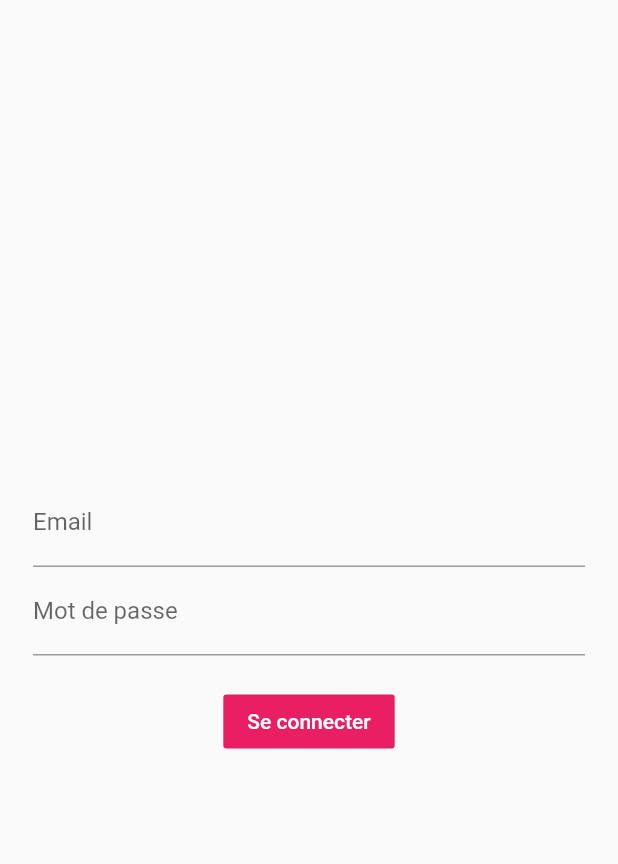
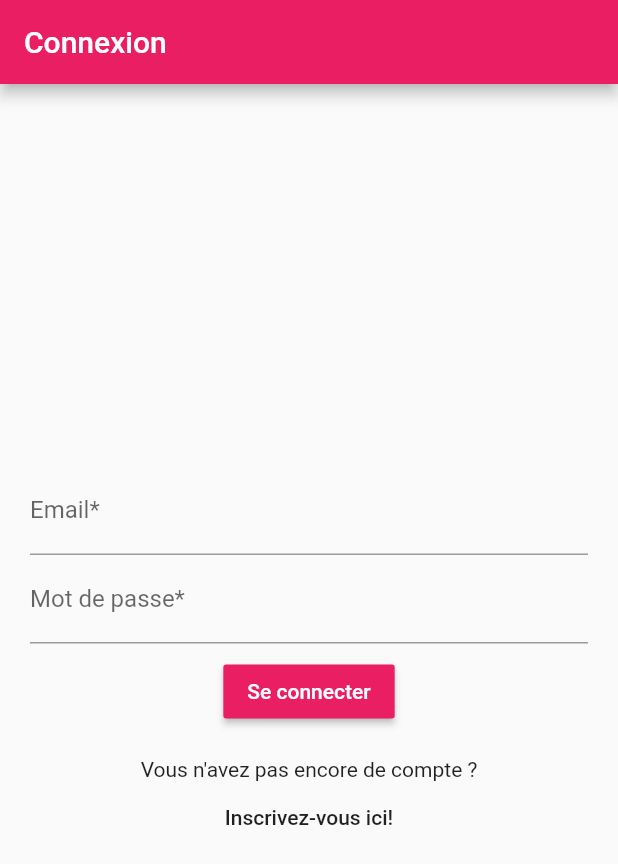
Before and after one commit to Wylarel/WahaApplication, a Flutter app: the screen it shows after launch, on a phone screen of 412 x 824 dp. Shown: the top 864 px of the screen. Run offline on Flutter 3.47's test engine with Material 2 defaults, Android fonts, the phone set to English and light mode, and no system bars; our stand-ins replace cloud_firestore, firebase_auth, fluttertoast, font_awesome_flutter; missing offline and left inert: loading; accounts and stored records are empty.

Commit message:
Login End

```diff
--- a/lib/main.dart
+++ b/lib/main.dart
@@ -1,14 +1,14 @@
-import 'package:firebase_auth/firebase_auth.dart';
-import 'package:waha/module/login/login_view.dart';
+import 'package:flutter/material.dart';
 import 'package:waha/routes/Routes.dart';
-import 'package:flutter/material.dart';
-
-import 'models/user.dart';
+import 'module/auth/register.dart';
+import 'module/auth/splash.dart';
+import 'module/auth/login.dart';
 import 'module/bugreport/bugreport_view.dart';
 import 'module/food/food_view.dart';
 import 'module/news/news_view.dart';
 import 'module/notes/notes_view.dart';
 import 'module/schedule/schedule_view.dart';
+
 
 void main() => runApp(MyApp());
 
@@ -18,33 +18,20 @@ class MyApp extends StatelessWidget {
   Widget build(BuildContext context) {
     return MaterialApp(
         title: 'Waha',
-      theme: new ThemeData(
-          primarySwatch: Colors.pink
+        theme: ThemeData(
+          primarySwatch: Colors.pink,
         ),
-      home: HomePage(),
-      routes:
-      {
+        home: SplashPage(),
+        routes: <String, WidgetBuilder>{
+          Routes.splash: (context) => SplashPage(),
+          Routes.login: (context) => LoginPage(),
+          Routes.register: (context) => RegisterPage(),
           Routes.news: (context) => NewsPage(),
           Routes.schedule: (context) => SchedulePage(),
           Routes.notes: (context) => NotesPage(),
           Routes.editnote: (context) => EditNotePage(),
           Routes.food: (context) => FoodPage(),
           Routes.bugreport: (context) => BugreportPage(),
-      },
-    );
+        });
   }
 }
-
-class HomePage extends StatefulWidget {
-  @override
-  _HomePageState createState() => _HomePageState();
-}
-
-class _HomePageState extends State<HomePage> {
-  bool isUserConnected = false;
-
-  @override
-  Widget build(BuildContext context) {
-    return isUserConnected ? NewsPage() : LoginPage();
-  }
-}
--- /dev/null
+++ b/lib/module/auth/login.dart
@@ -0,0 +1,117 @@
+import 'package:flutter/material.dart';
+import 'package:firebase_auth/firebase_auth.dart';
+import 'package:cloud_firestore/cloud_firestore.dart';
+import 'file:///C:/Projects/Flutter/WahaApplication/lib/module/auth/home.dart';
+import 'package:waha/routes/Routes.dart';
+
+class LoginPage extends StatefulWidget {
+  LoginPage({Key key}) : super(key: key);
+
+  @override
+  _LoginPageState createState() => _LoginPageState();
+}
+
+class _LoginPageState extends State<LoginPage> {
+  final GlobalKey<FormState> _loginFormKey = GlobalKey<FormState>();
+  TextEditingController emailInputController;
+  TextEditingController pwdInputController;
+
+  @override
+  initState() {
+    emailInputController = new TextEditingController();
+    pwdInputController = new TextEditingController();
+    super.initState();
+  }
+
+  String emailValidator(String value) {
+    Pattern pattern =
+        r'^(([^<>()[\]\\.,;:\s@\"]+(\.[^<>()[\]\\.,;:\s@\"]+)*)|(\".+\"))@((\[[0-9]{1,3}\.[0-9]{1,3}\.[0-9]{1,3}\.[0-9]{1,3}\])|(([a-zA-Z\-0-9]+\.)+[a-zA-Z]{2,}))$';
+    RegExp regex = new RegExp(pattern);
+    if (!regex.hasMatch(value)) {
+      return 'Email format is invalid';
+    } else {
+      return null;
+    }
+  }
+
+  String pwdValidator(String value) {
+    if (value.length < 8) {
+      return 'Password must be longer than 8 characters';
+    } else {
+      return null;
+    }
+  }
+
+  @override
+  Widget build(BuildContext context) {
+    return Scaffold(
+      appBar: AppBar(
+        title: Text("Connexion"),
+      ),
+      body: Padding(
+        padding: const EdgeInsets.all(20.0),
+        child: Form(
+          key: _loginFormKey,
+          child: Column(
+            mainAxisAlignment: MainAxisAlignment.center,
+            children: <Widget>[
+              TextFormField(
+                decoration: InputDecoration(
+                    labelText: 'Email*',
+                    hintText: "jean.dupont@gmail.com"),
+                controller: emailInputController,
+                keyboardType: TextInputType.emailAddress,
+                validator: emailValidator,
+              ),
+              TextFormField(
+                decoration: InputDecoration(
+                    labelText: 'Mot de passe*', hintText: "********"),
+                controller: pwdInputController,
+                obscureText: true,
+                validator: pwdValidator,
+              ),
+              Padding(
+                padding: const EdgeInsets.only(top: 8.0, bottom: 20.0),
+                child: RaisedButton(
+                  child: Text("Se connecter"),
+                  color: Theme
+                      .of(context)
+                      .primaryColor,
+                  textColor: Colors.white,
+                  onPressed: () {
+                    if (_loginFormKey.currentState.validate()) {
+                      FirebaseAuth.instance
+                          .signInWithEmailAndPassword(
+                          email: emailInputController.text,
+                          password: pwdInputController.text)
+                          .then((authResult) =>
+                          Firestore.instance
+                              .collection("users")
+                              .document(authResult.user.uid)
+                              .get()
+                              .then((DocumentSnapshot result) =>
+                              Navigator.pushReplacementNamed(context, Routes.news))
+                          .catchError((err) => print(err))
+                      );
+                    }
+                  },
+                ),
+              ),
+              Column(
+                children: [
+                  Text("Vous n'avez pas encore de compte ?"),
+                  FlatButton(
+                    child: Text("Inscrivez-vous ici!"),
+                    onPressed: () {
+                      Navigator.pushNamed(context, "/register");
+                    },
+                  ),
+                ],
+              )
+            ],
+          ),
+        ),
+      ),
+    );
+  }
+}
--- a/lib/module/login/login_view.dart
+++ /dev/null
@@ -1,60 +0,0 @@
-import 'package:firebase_auth/firebase_auth.dart';
-import 'package:flutter/material.dart';
-
-final FirebaseAuth _auth = FirebaseAuth.instance;
-
-class LoginPage extends StatelessWidget {
-  @override
-  Widget build(BuildContext context) {
-    return Scaffold(
-      body: LoginForm(),
-    );
-  }
-}
-
-class LoginForm extends StatefulWidget {
-  @override
-  _LoginFormState createState() => _LoginFormState();
-}
-
-class _LoginFormState extends State<LoginForm> {
-  @override
-  Widget build(BuildContext context) {
-    return Column(
-      mainAxisAlignment: MainAxisAlignment.center,
-      children: <Widget>[
-        LoginInput("Email", "Entez votre email"),
-        LoginInput("Mot de passe", "Entrez votre mot de passe"),
-        Padding(
-          padding: const EdgeInsets.only(top: 20.0),
-          child: FlatButton(
-            color: Colors.pink,
-            textColor: Colors.white,
-            child: Text("Se connecter"),
-            onPressed: () => print("lala"),
-          ),
-        ),
-      ],
-    );
-  }
-}
-
-class LoginInput extends StatelessWidget {
-  final String label;
-  final String hint;
-
-  const LoginInput(this.label, this.hint);
-
-  @override
-  Widget build(BuildContext context) {
-    return Padding(
-      padding: const EdgeInsets.only(left: 22.0, right: 22.0),
-      child: TextField(
-        decoration: InputDecoration(
-          labelText: label,
-          hintText: hint,
-        ),
-      ),
-    );
-  }
-}
--- a/lib/module/news/news_view.dart
+++ b/lib/module/news/news_view.dart
@@ -43,6 +43,7 @@ class _NewsListWidgetState extends State<NewsListWidget> {
     }
     else {
       List<Widget> newsWidgets = new List<Widget>();
+      newsWidgets.add(Divider());
       _fetchedNews.forEach((newsItem) {
         newsWidgets.add(ListTile(
           title: Row(
@@ -54,6 +55,7 @@ class _NewsListWidgetState extends State<NewsListWidget> {
                         left: 20.0, top: 8.0, bottom: 8.0, right: 6.0),
                     child: Text(
                       newsItem.text,
+                      textAlign: TextAlign.justify,
                     ),
                   )
               )
@@ -61,6 +63,7 @@ class _NewsListWidgetState extends State<NewsListWidget> {
           ),
           onTap: () => newsItem.link != null ? _launchURL(newsItem.link) : null,
         ),);
+        newsWidgets.add(Divider());
       });
       return Padding(
         padding: EdgeInsets.only(top: 10.0),
--- a/lib/routes/Routes.dart
+++ b/lib/routes/Routes.dart
@@ -1,5 +1,7 @@
 class Routes {
+  static const String splash = "/splash";
   static const String login = "/login";
+  static const String register = "/register";
   static const String news = "/news";
   static const String schedule = "/schedule";
   static const String notes = "/notes";
```
Also changed, not shown: lib/commonComponents/customCard.dart (added, +51 -0 lines), lib/module/auth/home.dart (added, +147 -0 lines), lib/module/auth/register.dart (added, +166 -0 lines), lib/module/auth/splash.dart (added, +36 -0 lines), lib/task.dart (added, +29 -0 lines), lib/widget/drawer.dart (+10 -7 lines). Lines whose indentation alone changed are shown as unchanged.
